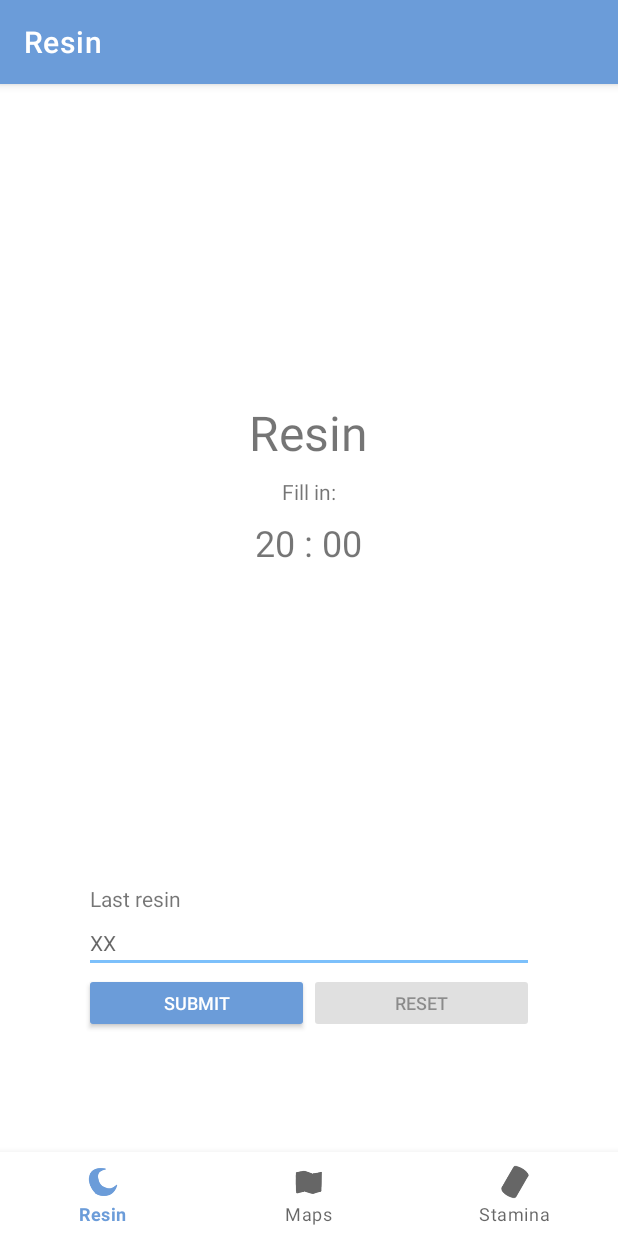
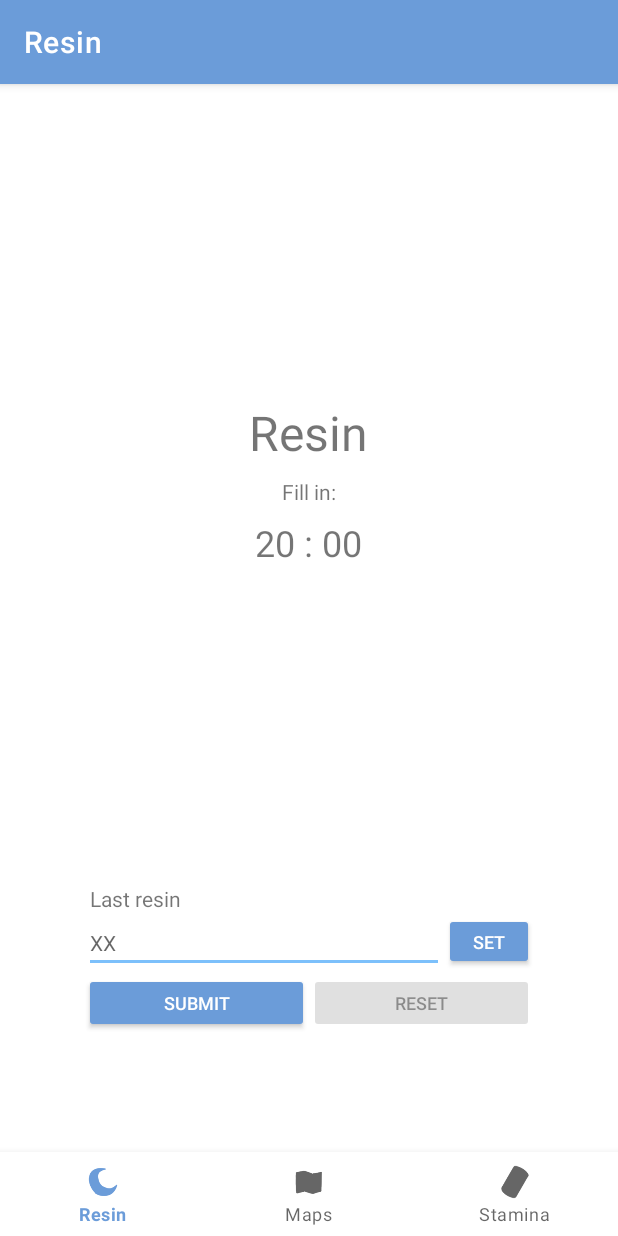
Before and after one commit to bennyfajri/Resin-Ku, an Android app: the screen it shows after launch (MainActivity), on a phone screen of 412 x 824 dp. Run offline under Robolectric (Android 15) with nearby library versions, the phone set to English and light mode, and no system bars; plain views replace MaterialProgressBar.

Commit message:
edit resin preferences

```diff
--- a/app/src/main/res/layout/fragment_resin.xml
+++ b/app/src/main/res/layout/fragment_resin.xml
@@ -77,19 +77,38 @@
                 android:layout_marginStart="4dp"
                 android:text="Last resin" />
 
+            <FrameLayout
+                android:layout_width="match_parent"
+                android:layout_height="wrap_content">
+
                 <EditText
                     android:key="com.benny.resin.resin_length"
                     android:id="@+id/inputResin"
                     style="@style/Widget.MaterialComponents.TextInputLayout.OutlinedBox"
-                android:layout_width="match_parent"
+                    android:layout_width="240dp"
                     android:layout_height="40dp"
                     android:hint="XX"
                     android:inputType="number"
                     android:textColor="@color/black"/>
 
+                <Button
+                    android:id="@+id/rsn_btnSet"
+                    style="@style/Widget.AppCompat.Button.Colored"
+                    android:layout_width="60dp"
+                    android:layout_height="38dp"
+                    android:layout_weight="1"
+                    android:text="Set"
+                    android:textSize="12sp"
+                    android:layout_gravity="end" />
+
+            </FrameLayout>
+
+
             <LinearLayout
                 android:layout_width="match_parent"
                 android:layout_height="wrap_content">
+
+
 
                 <Button
                     android:id="@+id/rsn_btnSubmit"
```
Also changed, not shown: app/src/main/java/com/benny/resin_ku/Fragment_Resin.kt (+22 -4 lines). Lines whose indentation alone changed are shown as unchanged.
